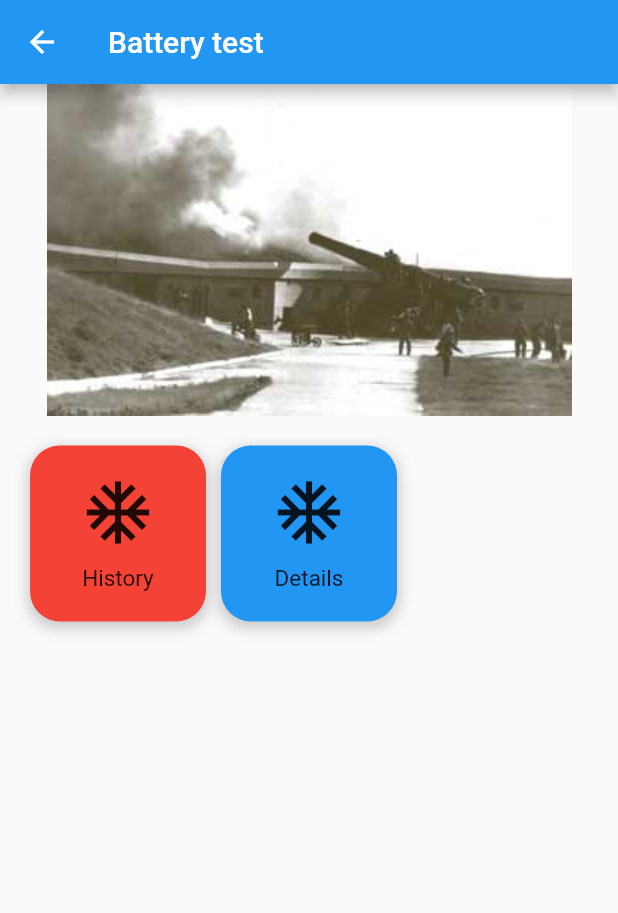
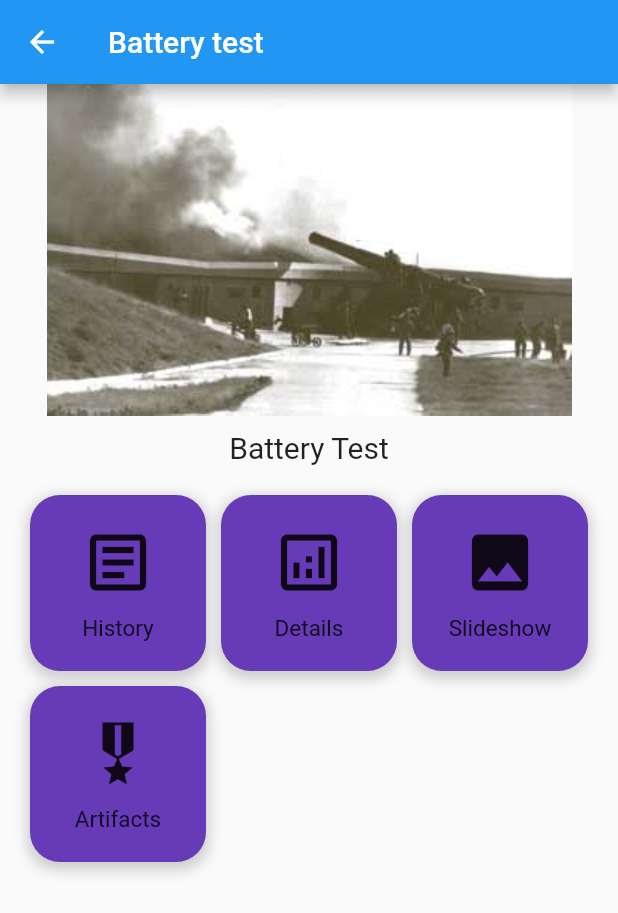
Before and after one commit to Richard-Fleming/Fort_MacArthur, a Flutter app: the PostHistoryView screen opened directly, on a phone screen of 412 x 824 dp. Shown: the top 913 px of the screen. Run offline on Flutter 3.47's test engine with Material 2 defaults, Android fonts, the phone set to English and light mode, and no system bars; missing offline and left inert: panorama.

Commit message:
first version of the post history page done

```diff
--- a/fort_macarthur/lib/post_history.dart
+++ b/fort_macarthur/lib/post_history.dart
@@ -11,22 +11,42 @@ class PostHistoryView extends StatelessWidget {
       body: Column(
         children: [
           Image.asset("assets/images/batteryOsgood.jpg"),
+          SizedBox(
+            height: 10,
+          ),
+          Text(
+            "Battery Test",
+            style: TextStyle(
+              fontSize: 20,
+            ),
+          ),
           Expanded(
             child: Container(
               margin: EdgeInsets.all(20),
               child: GridView.count(
                 crossAxisSpacing: 10,
+                mainAxisSpacing: 10,
                 crossAxisCount: 3,
                 children: [
                   InfoBox(
-                    color: Colors.red,
-                    iconData: Icons.ac_unit,
+                    color: Colors.deepPurple,
+                    iconData: Icons.article_outlined,
                     label: "History",
                   ),
                   InfoBox(
-                    color: Colors.blue,
-                    iconData: Icons.ac_unit,
+                    color: Colors.deepPurple,
+                    iconData: Icons.analytics_outlined,
                     label: "Details",
+                  ),
+                  InfoBox(
+                    color: Colors.deepPurple,
+                    iconData: Icons.photo,
+                    label: "Slideshow",
+                  ),
+                  InfoBox(
+                    color: Colors.deepPurple,
+                    iconData: Icons.military_tech,
+                    label: "Artifacts",
                   ),
                 ],
               ),
```
